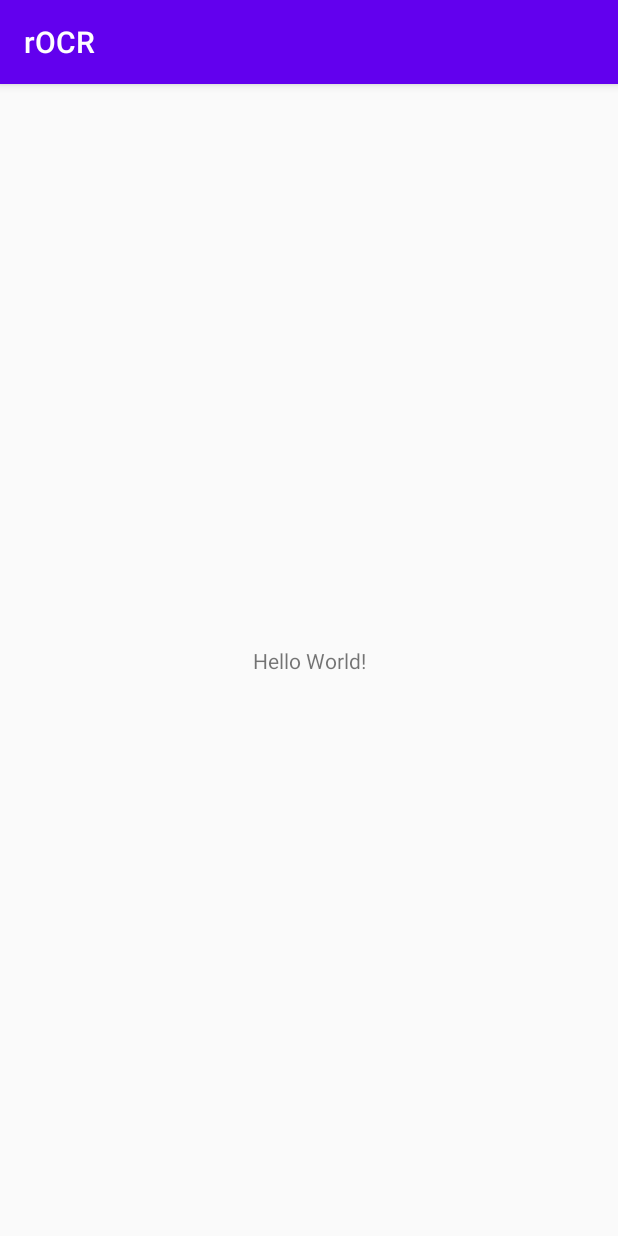
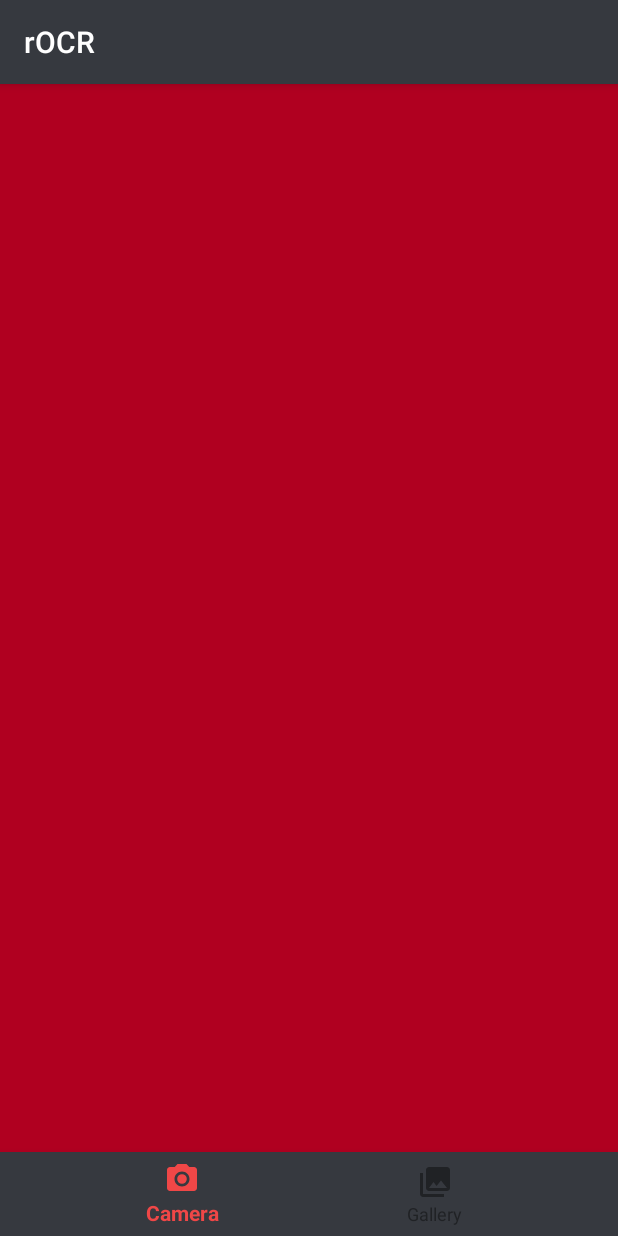
Before and after one commit to GregGT66/projektOCR, an Android app: the screen it shows after launch (MainActivity), on a phone screen of 412 x 824 dp. Run offline under Robolectric (Android 15) with nearby library versions, the phone set to English and light mode, and no system bars.

Commit message:
Created navigation bar and corresponding fragments for Camera and Gallery

```diff
--- a/app/build.gradle
+++ b/app/build.gradle
@@ -28,7 +28,9 @@ dependencies {
 
     implementation 'androidx.appcompat:appcompat:1.1.0'
     implementation 'androidx.constraintlayout:constraintlayout:1.1.3'
+    implementation 'androidx.legacy:legacy-support-v4:1.0.0'
     testImplementation 'junit:junit:4.12'
     androidTestImplementation 'androidx.test.ext:junit:1.1.1'
     androidTestImplementation 'androidx.test.espresso:espresso-core:3.2.0'
+    implementation 'com.google.android.material:material:1.1.0'
 }
--- a/app/src/main/java/com/pwr/edu/imageproc/rocr/MainActivity.java
+++ b/app/src/main/java/com/pwr/edu/imageproc/rocr/MainActivity.java
@@ -1,14 +1,55 @@
 package com.pwr.edu.imageproc.rocr;
 
+import androidx.annotation.NonNull;
 import androidx.appcompat.app.AppCompatActivity;
+import androidx.fragment.app.Fragment;
+import androidx.fragment.app.FragmentManager;
 
 import android.os.Bundle;
+import android.view.MenuItem;
+
+import com.google.android.material.bottomnavigation.BottomNavigationView;
+import com.pwr.edu.imageproc.rocr.fragments.CameraFragment;
+import com.pwr.edu.imageproc.rocr.fragments.GalleryFragment;
 
 public class MainActivity extends AppCompatActivity {
+
+    private final FragmentManager fragmentManager = getSupportFragmentManager();
+    private final Fragment cameraFragment = new CameraFragment();
+    private final Fragment galleryFragment = new GalleryFragment();
+
+    BottomNavigationView.OnNavigationItemSelectedListener navigationItemSelectedListener = new BottomNavigationView.OnNavigationItemSelectedListener() {
+        @Override
+        public boolean onNavigationItemSelected(@NonNull MenuItem item) {
+            Fragment fragment = cameraFragment; //initialize with cameraFragment
+
+            // Switch fragment based on navigation bar
+            switch (item.getItemId()) {
+                case R.id.action_camera:
+                    fragment = cameraFragment;
+                    break;
+                case R.id.action_gallery:
+                    fragment = galleryFragment;
+                    break;
+            }
+
+            // Put fragment in container with fade in/out animation
+            fragmentManager.beginTransaction()
+                    .setCustomAnimations(android.R.anim.fade_in, android.R.anim.fade_out)
+                    .replace(R.id.fragmentContainer, fragment)
+                    .commit();
+            return true;
+        }
+    };
 
     @Override
     protected void onCreate(Bundle savedInstanceState) {
         super.onCreate(savedInstanceState);
         setContentView(R.layout.activity_main);
+
+        BottomNavigationView bottomNavigationView = findViewById(R.id.bottomNavigationView);
+        bottomNavigationView.setOnNavigationItemSelectedListener(navigationItemSelectedListener);
+        fragmentManager.beginTransaction().replace(R.id.fragmentContainer, cameraFragment).commit();
+
     }
 }
--- /dev/null
+++ b/app/src/main/java/com/pwr/edu/imageproc/rocr/fragments/CameraFragment.java
@@ -0,0 +1,36 @@
+package com.pwr.edu.imageproc.rocr.fragments;
+
+import android.os.Bundle;
+import android.view.LayoutInflater;
+import android.view.View;
+import android.view.ViewGroup;
+
+import androidx.annotation.NonNull;
+import androidx.annotation.Nullable;
+import androidx.fragment.app.Fragment;
+
+import com.pwr.edu.imageproc.rocr.R;
+
+public class CameraFragment extends Fragment {
+
+    @Override
+    public void onCreate(@Nullable Bundle savedInstanceState) {
+        super.onCreate(savedInstanceState);
+    }
+
+    @Nullable
+    @Override
+    public View onCreateView(@NonNull LayoutInflater inflater, @Nullable ViewGroup container, @Nullable Bundle savedInstanceState) {
+        return inflater.inflate(R.layout.fragment_camera, container, false);
+    }
+
+    @Override
+    public void onViewCreated(@NonNull View view, @Nullable Bundle savedInstanceState) {
+        super.onViewCreated(view, savedInstanceState);
+    }
+
+    @Override
+    public void onPause() {
+        super.onPause();
+    }
+}
--- /dev/null
+++ b/app/src/main/res/drawable/bottom_nav_selector.xml
@@ -0,0 +1,5 @@
+<?xml version="1.0" encoding="utf-8"?>
+<selector xmlns:android="http://schemas.android.com/apk/res/android">
+    <item android:color="@color/colorAccent" android:state_checked="true" />
+    <item android:color="@color/colorSecondary" android:state_checked="false" />
+</selector>
--- /dev/null
+++ b/app/src/main/res/drawable/ic_photo_camera_black_24dp.xml
@@ -0,0 +1,6 @@
+<vector android:height="24dp" android:tint="#FFFFFF"
+    android:viewportHeight="24.0" android:viewportWidth="24.0"
+    android:width="24dp" xmlns:android="http://schemas.android.com/apk/res/android">
+    <path android:fillColor="#FF000000" android:pathData="M12,12m-3.2,0a3.2,3.2 0,1 1,6.4 0a3.2,3.2 0,1 1,-6.4 0"/>
+    <path android:fillColor="#FF000000" android:pathData="M9,2L7.17,4L4,4c-1.1,0 -2,0.9 -2,2v12c0,1.1 0.9,2 2,2h16c1.1,0 2,-0.9 2,-2L22,6c0,-1.1 -0.9,-2 -2,-2h-3.17L15,2L9,2zM12,17c-2.76,0 -5,-2.24 -5,-5s2.24,-5 5,-5 5,2.24 5,5 -2.24,5 -5,5z"/>
+</vector>
--- /dev/null
+++ b/app/src/main/res/drawable/ic_photo_library_black_24dp.xml
@@ -0,0 +1,5 @@
+<vector android:height="24dp" android:tint="#FFFFFF"
+    android:viewportHeight="24.0" android:viewportWidth="24.0"
+    android:width="24dp" xmlns:android="http://schemas.android.com/apk/res/android">
+    <path android:fillColor="#FF000000" android:pathData="M22,16L22,4c0,-1.1 -0.9,-2 -2,-2L8,2c-1.1,0 -2,0.9 -2,2v12c0,1.1 0.9,2 2,2h12c1.1,0 2,-0.9 2,-2zM11,12l2.03,2.71L16,11l4,5L8,16l3,-4zM2,6v14c0,1.1 0.9,2 2,2h14v-2L4,20L4,6L2,6z"/>
+</vector>
--- a/app/src/main/res/layout/activity_main.xml
+++ b/app/src/main/res/layout/activity_main.xml
@@ -6,13 +6,27 @@
     android:layout_height="match_parent"
     tools:context=".MainActivity">
 
-    <TextView
-        android:layout_width="wrap_content"
+    <FrameLayout
+        android:id="@+id/fragmentContainer"
+        android:layout_width="match_parent"
+        android:layout_height="0dp"
+        app:layout_constraintBottom_toTopOf="@+id/bottomNavigationView"
+        app:layout_constraintEnd_toEndOf="parent"
+        app:layout_constraintStart_toStartOf="parent"
+        app:layout_constraintTop_toTopOf="parent">
+
+    </FrameLayout>
+
+    <com.google.android.material.bottomnavigation.BottomNavigationView
+        android:id="@+id/bottomNavigationView"
+        android:layout_width="match_parent"
         android:layout_height="wrap_content"
-        android:text="Hello World!"
+        android:background="@color/colorPrimary"
+        app:itemIconTint="@drawable/bottom_nav_selector"
+        app:itemTextColor="@drawable/bottom_nav_selector"
         app:layout_constraintBottom_toBottomOf="parent"
-        app:layout_constraintLeft_toLeftOf="parent"
-        app:layout_constraintRight_toRightOf="parent"
-        app:layout_constraintTop_toTopOf="parent" />
+        app:layout_constraintEnd_toEndOf="parent"
+        app:layout_constraintStart_toStartOf="parent"
+        app:menu="@menu/menu_bottom_navigation" />
 
 </androidx.constraintlayout.widget.ConstraintLayout>
--- /dev/null
+++ b/app/src/main/res/layout/fragment_camera.xml
@@ -0,0 +1,7 @@
+<?xml version="1.0" encoding="utf-8"?>
+<androidx.constraintlayout.widget.ConstraintLayout
+    xmlns:android="http://schemas.android.com/apk/res/android" android:layout_width="match_parent"
+    android:layout_height="match_parent"
+    android:background="@color/design_default_color_error">
+
+</androidx.constraintlayout.widget.ConstraintLayout>
--- /dev/null
+++ b/app/src/main/res/menu/menu_bottom_navigation.xml
@@ -0,0 +1,15 @@
+<?xml version="1.0" encoding="utf-8"?>
+<menu xmlns:android="http://schemas.android.com/apk/res/android"
+    xmlns:app="http://schemas.android.com/apk/res-auto">
+    <item
+        android:id="@+id/action_camera"
+        android:icon="@drawable/ic_photo_camera_black_24dp"
+        android:title="@string/camera"
+        app:showAsAction="ifRoom" />
+
+    <item
+        android:id="@+id/action_gallery"
+        android:icon="@drawable/ic_photo_library_black_24dp"
+        android:title="@string/gallery"
+        app:showAsAction="ifRoom" />
+</menu>
--- a/app/src/main/res/values/colors.xml
+++ b/app/src/main/res/values/colors.xml
@@ -1,6 +1,11 @@
 <?xml version="1.0" encoding="utf-8"?>
 <resources>
-    <color name="colorPrimary">#6200EE</color>
-    <color name="colorPrimaryDark">#3700B3</color>
-    <color name="colorAccent">#03DAC5</color>
+    <color name="colorPrimary">#36393f</color>
+    <color name="colorPrimaryDark">#2f3136</color>
+    <color name="colorPrimaryLight">#42454a</color>
+
+    <color name="colorSecondary">#202225</color>
+
+
+    <color name="colorAccent">#f04747</color>
 </resources>
--- a/app/src/main/res/values/strings.xml
+++ b/app/src/main/res/values/strings.xml
@@ -1,3 +1,5 @@
 <resources>
     <string name="app_name">rOCR</string>
+    <string name="camera">Camera</string>
+    <string name="gallery">Gallery</string>
 </resources>
--- a/build.gradle
+++ b/build.gradle
@@ -8,7 +8,7 @@ buildscript {
 
     }
     dependencies {
-        classpath 'com.android.tools.build:gradle:3.6.1'
+        classpath 'com.android.tools.build:gradle:3.6.3'
 
 
         // NOTE: Do not place your application dependencies here; they belong
```
Also changed, not shown: app/src/main/java/com/pwr/edu/imageproc/rocr/fragments/GalleryFragment.java (added, +36 -0 lines), app/src/main/res/layout/fragment_gallery.xml (added, +7 -0 lines).
